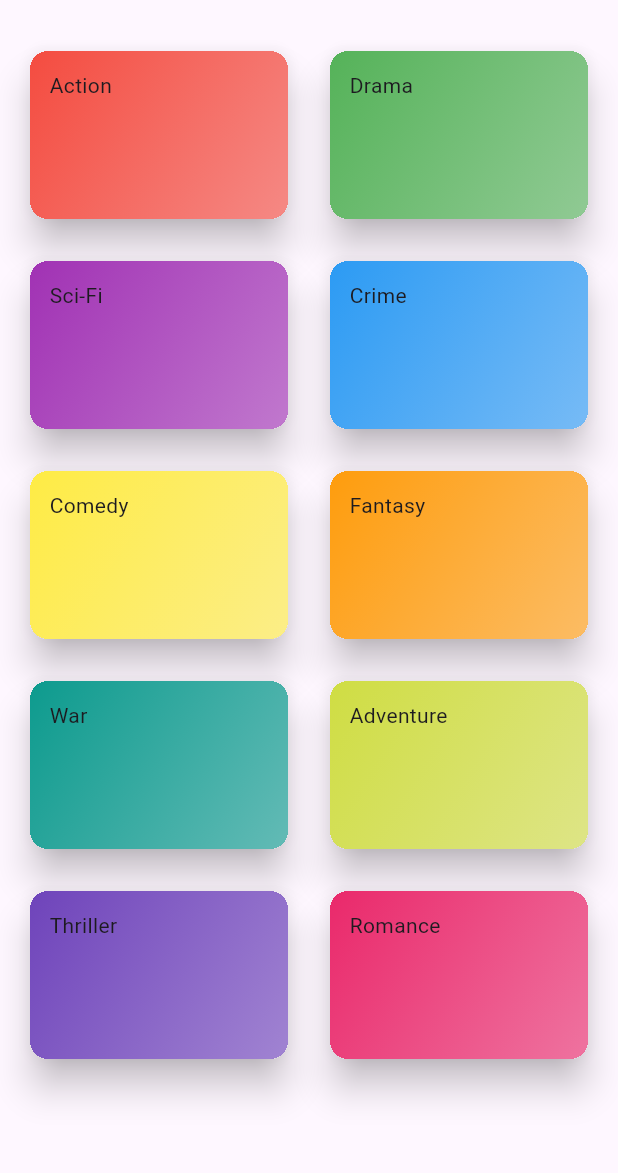
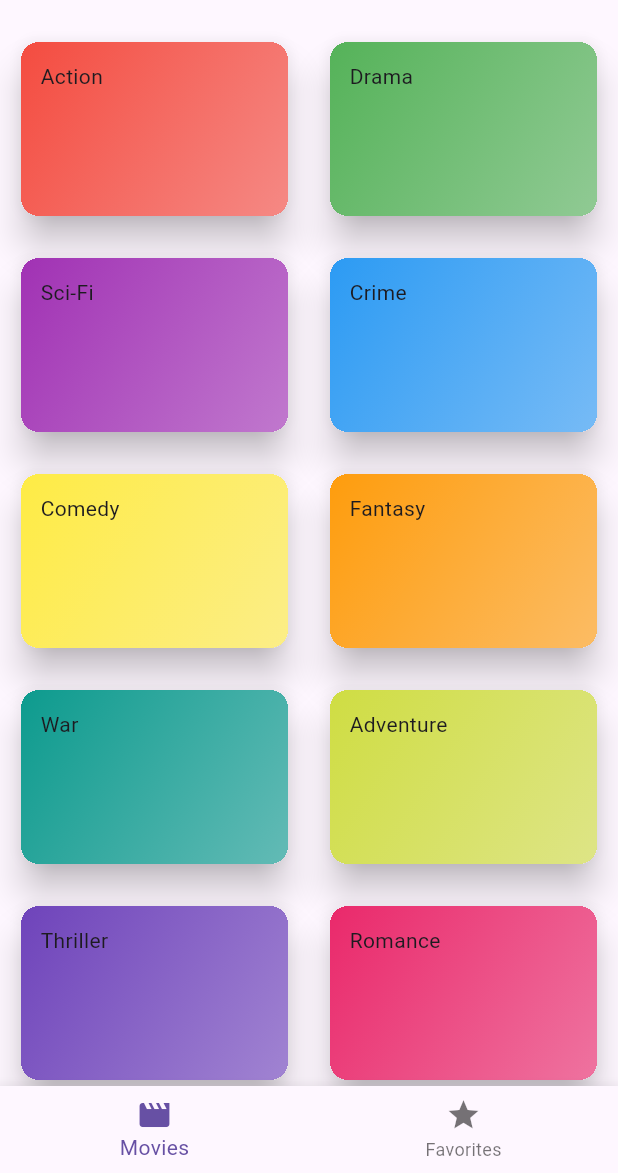
Before and after one commit to JJJangJeongSu/movie_category_app, a Flutter app: the screen it shows after launch, on a phone screen of 412 x 824 dp, the part 63-1236 px from its top. Run offline on Flutter 3.47's test engine with Material 3 defaults, Android fonts, the phone set to English and light mode, and no system bars; our stand-ins replace flutter_riverpod, transparent_image.

Commit message:
v0.0.1 완성

```diff
--- a/lib/screens/main_screen.dart
+++ b/lib/screens/main_screen.dart
@@ -1,16 +1,45 @@
 import 'package:flutter/material.dart';
+import 'package:movie_category_app/widgets/favorite_movie_tiles.dart';
 import 'package:movie_category_app/widgets/category_tiles.dart';
 import 'package:movie_category_app/widgets/main_drawer.dart';
 
-class MainScreen extends StatelessWidget {
+class MainScreen extends StatefulWidget {
+  const MainScreen({super.key});
+  @override
+  State<MainScreen> createState() => _MainScreenState();
+}
+
+class _MainScreenState extends State<MainScreen> {
+  int currentIndex = 0;
+
+  void clickBottomNavigationItem(int val) {
+    setState(() {
+      currentIndex = val;
+    });
+  }
+
   @override
   Widget build(context) {
+    Widget activeMainWidget = CategoryTiles();
+    if (currentIndex == 0) {
+      activeMainWidget = CategoryTiles();
+    } else {
+      activeMainWidget = FavoriteMovieTiles();
+    }
+
     return Scaffold(
       appBar: AppBar(
-        title: const Text("Movie Database"),
+        title: Text(currentIndex == 0 ? "Movie Database" : "Favorites"),
       ),
-      body: CategoryTiles(),
+      body: activeMainWidget,
       drawer: MainDrawer(),
+      bottomNavigationBar: BottomNavigationBar(
+          currentIndex: currentIndex,
+          onTap: (value) => clickBottomNavigationItem(value),
+          items: const [
+            BottomNavigationBarItem(icon: Icon(Icons.movie), label: "Movies"),
+            BottomNavigationBarItem(icon: Icon(Icons.star), label: "Favorites")
+          ]),
     );
   }
 }
--- a/lib/widgets/category_tiles.dart
+++ b/lib/widgets/category_tiles.dart
@@ -5,9 +5,8 @@ import 'package:movie_category_app/widgets/category_tile.dart';
 class CategoryTiles extends StatelessWidget {
   @override
   Widget build(context) {
-    return Padding(
-      padding: const EdgeInsets.all(16),
-      child: GridView.builder(
+    return GridView.builder(
+        padding: const EdgeInsets.all(10),
         gridDelegate: const SliverGridDelegateWithFixedCrossAxisCount(
           crossAxisCount: 2,
           crossAxisSpacing: 20,
@@ -16,7 +15,6 @@ class CategoryTiles extends StatelessWidget {
         ),
         itemCount: categories.length,
         itemBuilder: (context, index) =>
-              CategoryTile(category: categories[index])),
-    );
+            CategoryTile(category: categories[index]));
   }
 }
--- /dev/null
+++ b/lib/widgets/favorite_movie_tiles.dart
@@ -0,0 +1,21 @@
+import 'package:flutter/material.dart';
+import 'package:flutter_riverpod/flutter_riverpod.dart';
+import 'package:movie_category_app/provider/favorite_movie_provider.dart';
+import 'package:movie_category_app/widgets/movie_tiles.dart';
+
+class FavoriteMovieTiles extends ConsumerStatefulWidget {
+  @override
+  ConsumerState<ConsumerStatefulWidget> createState() {
+    return _FavoritesScreenState();
+  }
+}
+
+class _FavoritesScreenState extends ConsumerState {
+  @override
+  Widget build(BuildContext context) {
+    final favoriteMovies = ref.watch(favoriteMoviesProvider);
+    return favoriteMovies.isEmpty
+        ? const Center(child: Text("Try Adding your Favorites!"))
+        : MovieTiles(currentMovieData: favoriteMovies);
+  }
+}
--- a/lib/widgets/movie_tile.dart
+++ b/lib/widgets/movie_tile.dart
@@ -4,7 +4,7 @@ import 'package:movie_category_app/screens/movie_detail_screen.dart';
 import 'package:transparent_image/transparent_image.dart';
 
 class MovieTile extends StatelessWidget {
-  const MovieTile(this.movie);
+  const MovieTile(this.movie, {super.key});
 
   final Movie movie;
 
```
Also changed, not shown: lib/provider/favorite_movie_provider.dart (added, +21 -0 lines), lib/provider/filters_provider.dart (added, +14 -0 lines), lib/provider/movie_data_provider.dart (+17 -0 lines), lib/screens/category_screen.dart (+4 -11 lines), lib/screens/filters_screen.dart (added, +51 -0 lines), lib/screens/movie_detail_screen.dart (+31 -10 lines), lib/widgets/main_drawer.dart (+34 -2 lines), lib/widgets/movie_tiles.dart (added, +26 -0 lines). Lines whose indentation alone changed are shown as unchanged.
